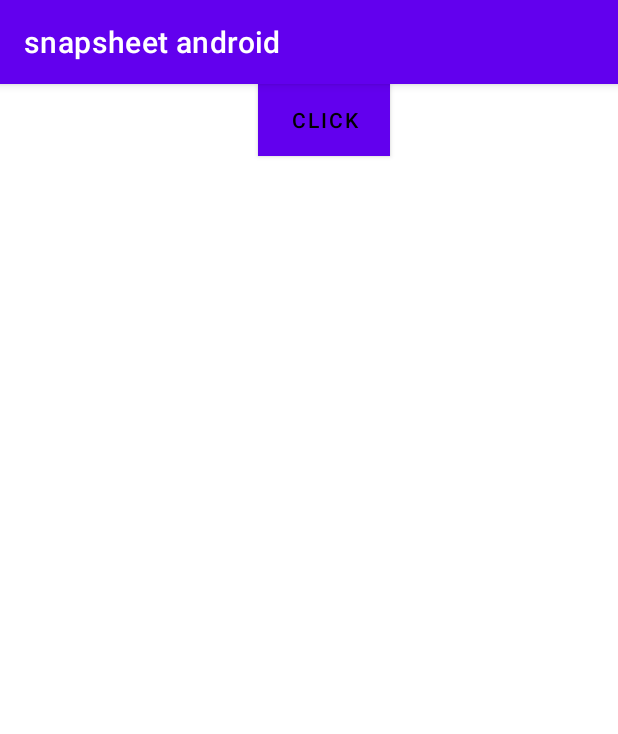
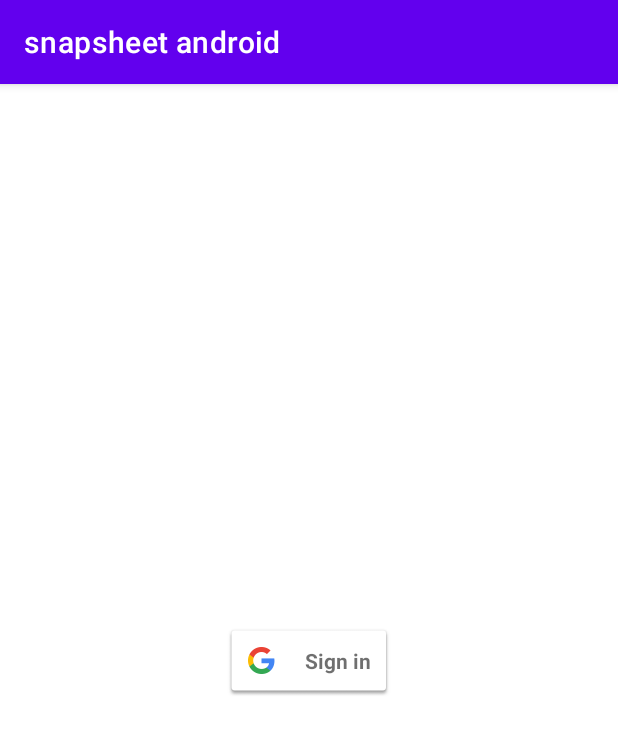
Before and after one commit to NSUCSE/SnapSheet, an Android app: the screen it shows after launch (MainActivity), on a phone screen of 412 x 824 dp. Shown: the top 734 px of the screen. Run offline under Robolectric (Android 15) with nearby library versions, the phone set to English and light mode, and no system bars; libraries missing offline, so code that uses them is left out: com.github.kittinunf.fuel, com.github.kittinunf.result.

Commit message:
Android login

```diff
--- a/Android/snapsheetandroid/app/build.gradle
+++ b/Android/snapsheetandroid/app/build.gradle
@@ -46,4 +46,6 @@ dependencies {
     implementation "com.github.kittinunf.fuel:fuel-json:2.3.1"
     implementation "com.github.kittinunf.fuel:fuel-gson:2.3.1"
     implementation "com.github.kittinunf.fuel:fuel-coroutines:2.3.1"
+
+    implementation 'com.google.android.gms:play-services-auth:20.2.0'
 }
--- a/Android/snapsheetandroid/app/src/main/java/com/example/snapsheetandroid/MainActivity.kt
+++ b/Android/snapsheetandroid/app/src/main/java/com/example/snapsheetandroid/MainActivity.kt
@@ -2,6 +2,7 @@ package com.example.snapsheetandroid
 
 import android.app.Activity
 import android.content.ActivityNotFoundException
+import android.content.ContentValues.TAG
 import android.content.Intent
 import android.content.pm.PackageManager
 import android.graphics.Bitmap
@@ -13,6 +14,7 @@ import android.os.Bundle
 import android.os.Environment
 import android.os.Environment.getExternalStoragePublicDirectory
 import android.provider.MediaStore
+import android.util.Log
 import android.widget.Button
 import android.widget.ImageView
 import android.widget.Toast
@@ -26,107 +28,95 @@ import java.util.*
 import java.util.jar.Manifest
 import com.github.kittinunf.fuel.Fuel
 import com.github.kittinunf.result.Result
+import com.google.android.gms.auth.api.signin.GoogleSignIn
+
+
+import com.google.android.gms.auth.api.signin.GoogleSignInOptions
+import com.google.android.gms.auth.api.signin.GoogleSignInAccount
+import com.google.android.gms.common.SignInButton
+import com.google.android.gms.tasks.Task
+import com.google.android.gms.common.api.ApiException
+
+
+
 
 
 class MainActivity : AppCompatActivity() {
-
-    val REQUEST_IMAGE_CAPTURE = 1
-    lateinit var currentPhotoPath: String
-    lateinit var imageView: ImageView
-
-    var photoFile: File? = null
+    val RC_SIGN_IN = 5
+    override fun onCreate(savedInstanceState: Bundle?) {
+        super.onCreate(savedInstanceState)
+        setContentView(R.layout.sign_in)
 
 
-    override fun onCreate(savedInstanceState: Bundle?) {
-        super.onCreate(savedInstanceState)
-        setContentView(R.layout.activity_main)
+        val gso = GoogleSignInOptions.Builder(GoogleSignInOptions.DEFAULT_SIGN_IN)
+            .requestIdToken("1051132029790-i1ppjir19u8tbj784n6u8f18gkn2a1kd.apps.googleusercontent.com")
+            .requestEmail()
+            .build()
+        val mGoogleSignInClient = GoogleSignIn.getClient(this, gso);
 
-        val click = findViewById<Button>(R.id.click)
-        click.setOnClickListener(){
-            dispatchTakePictureIntent()
+        val sign_in_button = findViewById<SignInButton>(R.id.sign_in_button)
+
+        sign_in_button.setOnClickListener(){
+            val signInIntent = mGoogleSignInClient.getSignInIntent();
+            startActivityForResult(signInIntent, RC_SIGN_IN);
         }
-
-        imageView = findViewById<ImageView>(R.id.imageView)
-
-    }
 
 
 
-    @Throws(IOException::class)
-    private fun createImageFile(): File {
-        // Create an image file name
-        val timeStamp = SimpleDateFormat("yyyyMMdd_HHmmss").format(Date())
-        val imageFileName = "SnapSheet_" + timeStamp + "_"
-        val storageDir = getExternalFilesDir(Environment.DIRECTORY_PICTURES)
-        val image = File.createTempFile(
-            imageFileName, /* prefix */
-            ".jpg", /* suffix */
-            storageDir      /* directory */
-        )
 
-        // Save a file: path for use with ACTION_VIEW intents
-        currentPhotoPath = image.absolutePath
-        return image
+
+
+
     }
-
-    private fun dispatchTakePictureIntent() {
-        Intent(MediaStore.ACTION_IMAGE_CAPTURE).also { takePictureIntent ->
-            // Ensure that there's a camera activity to handle the intent
-            takePictureIntent.resolveActivity(packageManager)?.also {
-                // Create the File where the photo should go
-                 photoFile = try {
-                    createImageFile()
-                } catch (ex: IOException) {
-                    // Error occurred while creating the File
-                    null
-                }
-                // Continue only if the File was successfully created
-                photoFile?.also {
-                    val photoURI: Uri = FileProvider.getUriForFile(
-                        this,
-                        "com.example.snapsheetandroid.fileprovider",
-                        it)
-
-                    takePictureIntent.putExtra(MediaStore.EXTRA_OUTPUT, photoURI)
-                    startActivityForResult(takePictureIntent, REQUEST_IMAGE_CAPTURE)
-                }
-            }
-        }
-    }
-
 
     override fun onActivityResult(requestCode: Int, resultCode: Int, data: Intent?) {
         super.onActivityResult(requestCode, resultCode, data)
 
-        if (requestCode == REQUEST_IMAGE_CAPTURE && resultCode == Activity.RESULT_OK) {
-            val myBitmap = BitmapFactory.decodeFile(photoFile!!.absolutePath)
+        // Result returned from launching the Intent from GoogleSignInClient.getSignInIntent(...);
+        if (requestCode == RC_SIGN_IN) {
+            // The Task returned from this call is always completed, no need to attach
+            // a listener.
+            val task: Task<GoogleSignInAccount> = GoogleSignIn.getSignedInAccountFromIntent(data)
+            handleSignInResult(task)
+        }
+    }
 
+    private fun handleSignInResult(completedTask: Task<GoogleSignInAccount>) {
+        try {
+            val account = completedTask.getResult(ApiException::class.java)
 
-            imageView.setImageBitmap(myBitmap)
+            Fuel.get("http://192.168.50.146:8000/API/verify_user/?id_token=" + account.idToken).response(){
+                request, response, result ->
 
+                when(result)
+                {
+                    is Result.Success ->{
+                        Toast.makeText(this,"Login successfull",Toast.LENGTH_LONG).show()
+                        println("Printing response")
+                        Log.d("Response",response.toString())
+                        startActivity(Intent(this,CameraActivity::class.java))
 
-            var bytearray = File(photoFile!!.absolutePath).readBytes()
+                    }
 
-            Fuel.post("https://api.apilayer.com/image_to_text/upload")
-                .header("apikey","jgFVyVpDtd6flOYJ4jxU7OfCRU9ZyQBJ")
-                .body(File(photoFile!!.absolutePath).readBytes())
-                .response { request,response,result ->
-                   when(result)
-                   {
-                       is Result.Success ->{
-                            println(response)
-                       }
-                       is Result.Failure ->{
-                           Toast.makeText(this,"request failed",Toast.LENGTH_LONG).show()
-                       }
+                    is Result.Failure ->{
+                        Toast.makeText(this,"Login unsuccessfull",Toast.LENGTH_LONG).show()
+                        println(response.toString())
+                    }
+                }
+            }
 
-                   }
-                }
+            // Signed in successfully, show authenticated UI.
 
-        } else {
+        } catch (e: ApiException) {
+            // The ApiException status code indicates the detailed failure reason.
+            // Please refer to the GoogleSignInStatusCodes class reference for more information.
+            Log.w(TAG, "signInResult:failed code=" + e.statusCode)
 
         }
     }
 
 
+
+
+
 }
--- /dev/null
+++ b/Android/snapsheetandroid/app/src/main/res/layout/sign_in.xml
@@ -0,0 +1,17 @@
+<?xml version="1.0" encoding="utf-8"?>
+<androidx.constraintlayout.widget.ConstraintLayout xmlns:android="http://schemas.android.com/apk/res/android"
+    xmlns:app="http://schemas.android.com/apk/res-auto"
+    xmlns:tools="http://schemas.android.com/tools"
+    android:layout_width="match_parent"
+    android:layout_height="match_parent">
+
+    <com.google.android.gms.common.SignInButton
+        android:id="@+id/sign_in_button"
+        android:layout_width="wrap_content"
+        android:layout_height="wrap_content"
+        app:layout_constraintBottom_toBottomOf="parent"
+        app:layout_constraintEnd_toEndOf="parent"
+        app:layout_constraintStart_toStartOf="parent"
+        app:layout_constraintTop_toTopOf="parent" />
+
+</androidx.constraintlayout.widget.ConstraintLayout>
```
Also changed, not shown: Android/snapsheetandroid/app/src/main/AndroidManifest.xml (+10 -5 lines), Android/snapsheetandroid/app/src/main/java/com/example/snapsheetandroid/CameraActivity.kt (added, +130 -0 lines), Android/snapsheetandroid/app/src/main/res/layout/activity_camera.xml (added, +9 -0 lines), 3 other files.
